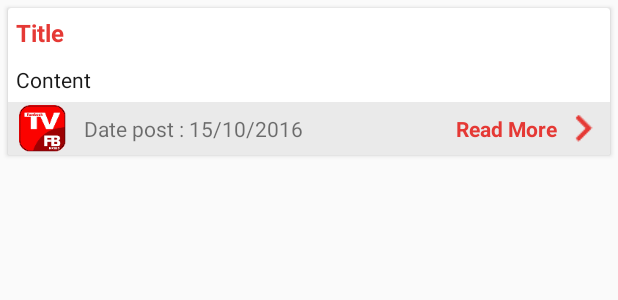
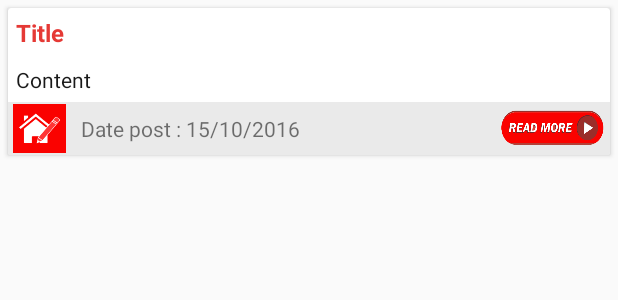
Before and after one commit to dongnguyen257/AppNews, an Android app: the layout news_card.xml on its own in the app's theme, with its tools: preview values and no code run, on a phone screen of 412 x 824 dp. Shown: the top 300 px of the screen. Run offline under Robolectric (Android 15) with nearby library versions, the phone set to English and light mode, and no system bars.

Commit message:
update UI

```diff
--- a/app/src/main/java/net/appnews/ui/activity/NewsDetailActivity.java
+++ b/app/src/main/java/net/appnews/ui/activity/NewsDetailActivity.java
@@ -94,7 +94,7 @@ public class NewsDetailActivity extends BaseActivity implements NewsDetailPresen
 //            Picasso.with(this).load("https://lh4.googleusercontent.com/--dq8niRp7W4/URquVgmXvgI/AAAAAAAAAbs/-gnuLQfNnBA/s1024/A%252520Song%252520of%252520Ice%252520and%252520Fire.jpg")
 //                    .fit().centerCrop().priority(Picasso.Priority.LOW).into(ivNews);
 //        }
-        setViewImages();
+//        setViewImages();
         tvTitle.setText(Html.fromHtml(newsDetail.title));
         tvDatePost.setText(Utils.getTimeZone(newsDetail.created_at));
         wvContent.getSettings().setJavaScriptEnabled(true);
--- a/app/src/main/res/layout/news_card.xml
+++ b/app/src/main/res/layout/news_card.xml
@@ -49,9 +49,11 @@
                     android:layout_width="35dp"
                     android:layout_height="match_parent"
                     android:layout_alignParentLeft="true"
-                    android:layout_marginLeft="5dp"
+                    android:layout_marginBottom="1dp"
+                    android:layout_marginTop="1dp"
+                    android:layout_marginLeft="3dp"
                     android:scaleType="centerInside"
-                    android:background="@mipmap/ic_launcher"/>
+                    android:background="@drawable/icon_item_news"/>
 
                 <TextView
                     android:id="@+id/tvDatePost"
@@ -62,32 +64,16 @@
                     android:layout_centerVertical="true"
                     android:text="Date post : 15/10/2016"/>
 
-                <LinearLayout
-                    android:id="@+id/llReadMore"
-                    android:layout_width="wrap_content"
-                    android:layout_height="match_parent"
-                    android:orientation="horizontal"
-                    android:gravity="center_vertical"
-                    android:layout_alignParentRight="true">
+                <ImageView
+                    android:id="@+id/btnRead"
+                    android:layout_width="70dp"
+                    android:layout_height="25dp"
+                    android:layout_marginRight="3dp"
+                    android:layout_alignParentRight="true"
 
-                    <TextView
-                        android:id="@+id/tvRead"
-                        android:layout_width="wrap_content"
-                        android:layout_height="match_parent"
-                        android:gravity="center"
-                        android:text="Read More"
-                        android:textStyle="bold"
-                        android:textSize="14sp"
-                        android:textColor="@color/colorRed600"/>
-
-                    <ImageView
-                        android:id="@+id/btnRead"
-                        android:layout_width="35dp"
-                        android:layout_height="match_parent"
-                        android:layout_alignParentRight="true"
-                        android:scaleType="centerInside"
-                        android:background="@drawable/ic_navigate_next_red_600_24dp"/>
-                </LinearLayout>
+                    android:scaleType="centerInside"
+                    android:layout_centerVertical="true"
+                    android:background="@drawable/icon_read_more"/>
 
             </RelativeLayout>
 
```
Also changed, not shown: app/src/main/res/layout/activity_news_detail.xml (+24 -0 lines), app/src/main/res/drawable/icon_item_news.png (added), app/src/main/res/drawable/icon_read_more.png (added), 2 other files.
